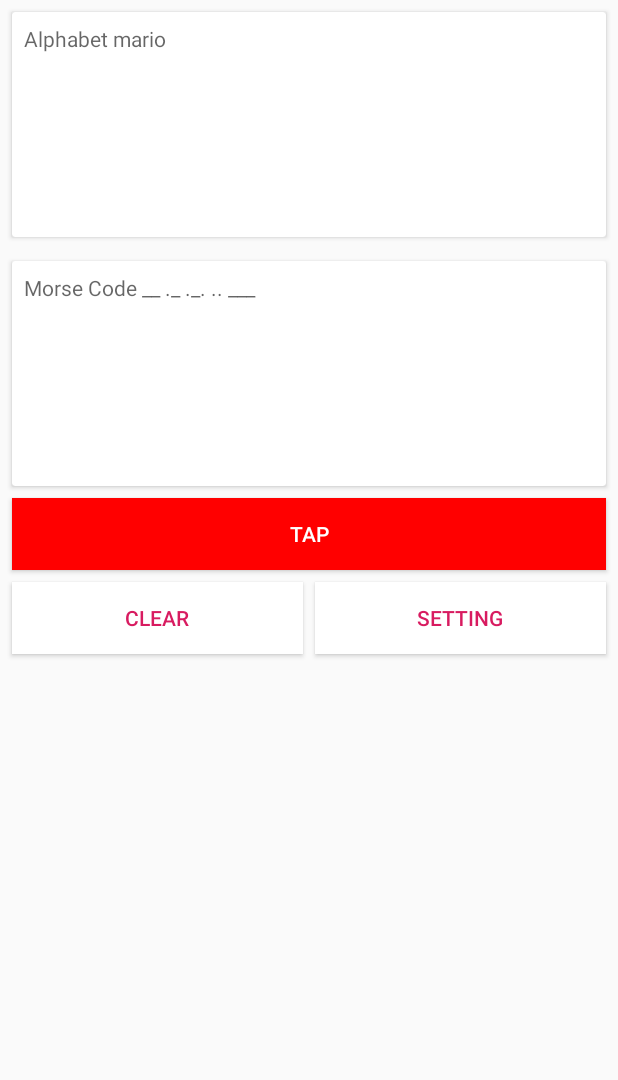
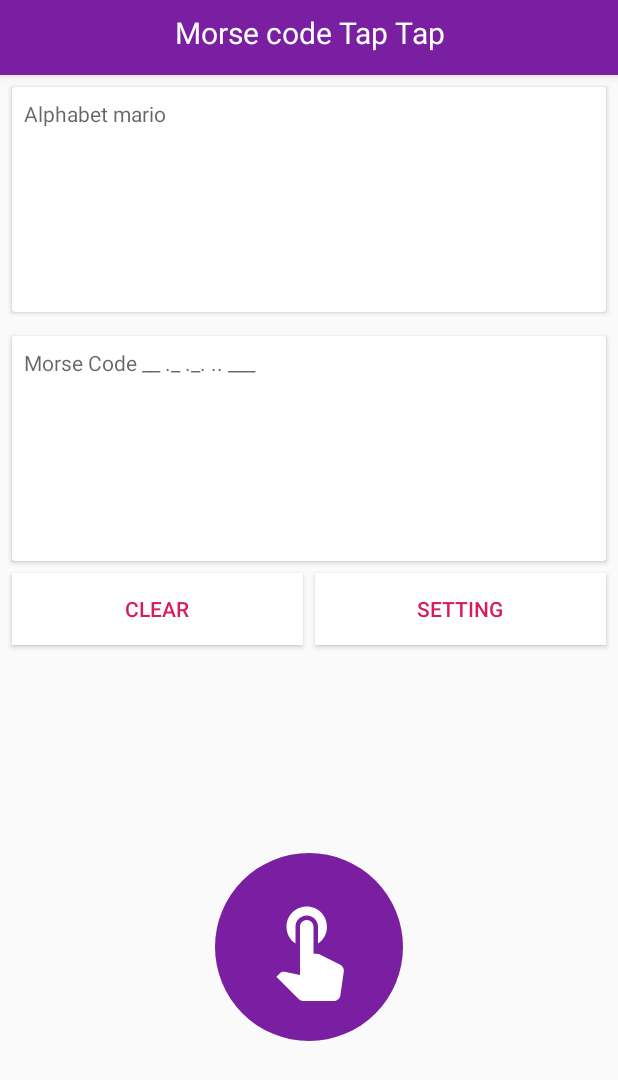
Before and after one commit to mjosephan2/TapMorseCode, an Android app: the screen it shows after launch (MainActivity), on a phone screen of 412 x 824 dp. Shown: the top 1080 px of the screen. Run offline under Robolectric (Android 15) with nearby library versions, the phone set to English and light mode, and no system bars.

Commit message:
Change UI a bit

```diff
--- a/app/src/main/java/fun/project/morsecode/MainActivity.java
+++ b/app/src/main/java/fun/project/morsecode/MainActivity.java
@@ -10,6 +10,7 @@ import android.util.Log;
 import android.view.MotionEvent;
 import android.view.View;
 import android.widget.Button;
+import android.widget.ImageButton;
 import android.widget.SeekBar;
 import android.widget.TextView;
 import android.widget.Toast;
@@ -42,8 +43,8 @@ public class MainActivity extends AppCompatActivity {
 
         result = findViewById(R.id.result);
         result_morse = findViewById(R.id.result_morse);
-        Button clear = findViewById(R.id.button2);
-        Button tap = findViewById(R.id.button);
+        Button clear = findViewById(R.id.clear);
+        ImageButton tap = findViewById(R.id.button);
         Button setting = findViewById(R.id.setting_button);
 
         setting.setOnClickListener(new View.OnClickListener() {
@@ -79,7 +80,6 @@ public class MainActivity extends AppCompatActivity {
                         Log.d(TAG, "onTouch: " + word_code);
                         result_morse.append("_");
                         System.out.println("Long Click has happened!");
-                        SimpleToast.show(MainActivity.this,"long Click", Toast.LENGTH_SHORT);
                         return false;
                     } else {
                         /* Implement short click behavior here or do nothing */
@@ -87,7 +87,6 @@ public class MainActivity extends AppCompatActivity {
                         result_morse.append(".");
                         Log.d(TAG, "onTouch: " + word_code);
                         System.out.println("Short Click has happened...");
-                        SimpleToast.show(MainActivity.this,"short Click", Toast.LENGTH_SHORT);
                         return false;
                     }
                 }
--- /dev/null
+++ b/app/src/main/res/drawable/ic_touch_app_white_24dp.xml
@@ -0,0 +1,5 @@
+<vector android:height="72dp" android:tint="#FFFFFF"
+    android:viewportHeight="24.0" android:viewportWidth="24.0"
+    android:width="72dp" xmlns:android="http://schemas.android.com/apk/res/android">
+    <path android:fillColor="#FF000000" android:pathData="M9,11.24L9,7.5C9,6.12 10.12,5 11.5,5S14,6.12 14,7.5v3.74c1.21,-0.81 2,-2.18 2,-3.74C16,5.01 13.99,3 11.5,3S7,5.01 7,7.5c0,1.56 0.79,2.93 2,3.74zM18.84,15.87l-4.54,-2.26c-0.17,-0.07 -0.35,-0.11 -0.54,-0.11L13,13.5v-6c0,-0.83 -0.67,-1.5 -1.5,-1.5S10,6.67 10,7.5v10.74l-3.43,-0.72c-0.08,-0.01 -0.15,-0.03 -0.24,-0.03 -0.31,0 -0.59,0.13 -0.79,0.33l-0.79,0.8 4.94,4.94c0.27,0.27 0.65,0.44 1.06,0.44h6.79c0.75,0 1.33,-0.55 1.44,-1.28l0.75,-5.27c0.01,-0.07 0.02,-0.14 0.02,-0.2 0,-0.62 -0.38,-1.16 -0.91,-1.38z"/>
+</vector>
--- a/app/src/main/res/drawable/selector_button.xml
+++ b/app/src/main/res/drawable/selector_button.xml
@@ -1,5 +1,5 @@
 <?xml version="1.0" encoding="utf-8"?>
 <selector xmlns:android="http://schemas.android.com/apk/res/android">
-    <item android:drawable="@color/colorAccent" android:state_pressed="true"/>
-    <item android:drawable="@color/colorSecondaryAccent"/>
+    <item android:drawable="@color/colorPrimary" android:state_pressed="true"/>
+    <item android:drawable="@color/colorPrimaryDark"/>
 </selector>
--- /dev/null
+++ b/app/src/main/res/drawable/selector_button_circle.xml
@@ -0,0 +1,15 @@
+<?xml version="1.0" encoding="utf-8"?>
+<selector xmlns:android="http://schemas.android.com/apk/res/android">
+    <item android:state_pressed="true">
+        <shape android:shape="oval">
+            <solid android:color="@color/colorPrimary"/>
+            <stroke android:color="@color/colorPrimaryDark"
+                android:width="10dp"/>
+        </shape>
+    </item>
+    <item>
+        <shape android:shape="oval">
+            <solid android:color="@color/colorPrimary"/>
+        </shape>
+    </item>
+</selector>
--- a/app/src/main/res/layout/main_activity.xml
+++ b/app/src/main/res/layout/main_activity.xml
@@ -1,5 +1,5 @@
 <?xml version="1.0" encoding="utf-8"?>
-<ScrollView
+<android.support.design.widget.CoordinatorLayout
     android:layout_height="match_parent"
     android:layout_width="match_parent"
     xmlns:android="http://schemas.android.com/apk/res/android"
@@ -8,21 +8,38 @@
 
     <android.support.constraint.ConstraintLayout
         android:layout_width="match_parent"
-        android:layout_height="wrap_content">
+        android:layout_height="match_parent">
 
-        <Button
+        <android.support.design.widget.AppBarLayout
+            android:id="@+id/appBarLayout"
+            android:layout_width="match_parent"
+            android:layout_height="50dp"
+            app:layout_constraintTop_toTopOf="parent">
+            <TextView
+                android:layout_width="match_parent"
+                android:layout_height="wrap_content"
+                android:layout_gravity="top"
+                android:textColor="@color/white"
+                android:gravity="center"
+                android:textSize="20sp"
+                android:padding="8dp"
+                android:text="Morse code Tap Tap"/>
+        </android.support.design.widget.AppBarLayout>
+
+        <ImageButton
             android:id="@+id/button"
-            android:layout_width="0dp"
-            android:layout_height="wrap_content"
-            android:layout_marginStart="8dp"
+            android:layout_width="125dp"
+            android:layout_height="125dp"
             android:layout_marginTop="8dp"
-            android:layout_marginEnd="8dp"
-            android:background="@drawable/selector_button"
-            android:text="Tap"
+            android:background="@drawable/selector_button_circle"
             android:textColor="@color/white"
+            android:textSize="20sp"
+            android:src="@drawable/ic_touch_app_white_24dp"
+            style="?android:attr/borderlessButtonStyle"
+            app:layout_constraintBottom_toBottomOf="parent"
             app:layout_constraintEnd_toEndOf="parent"
             app:layout_constraintStart_toStartOf="parent"
-            app:layout_constraintTop_toBottomOf="@+id/card_morse" />
+            app:layout_constraintTop_toBottomOf="@+id/clear" />
 
         <android.support.v7.widget.CardView
             android:id="@+id/card_alp"
@@ -34,18 +51,19 @@
             android:layout_marginBottom="8dp"
             app:layout_constraintBottom_toTopOf="@+id/card_morse"
             app:layout_constraintEnd_toEndOf="parent"
+            app:layout_constraintHorizontal_bias="0.0"
             app:layout_constraintStart_toStartOf="parent"
-            app:layout_constraintTop_toTopOf="parent">
+            app:layout_constraintTop_toBottomOf="@+id/appBarLayout">
 
             <TextView
                 android:id="@+id/result"
-                android:hint="Alphabet mario"
                 android:layout_width="match_parent"
                 android:layout_height="match_parent"
                 android:layout_marginStart="8dp"
                 android:layout_marginTop="8dp"
                 android:layout_marginEnd="8dp"
-                android:layout_marginBottom="8dp" />
+                android:layout_marginBottom="8dp"
+                android:hint="Alphabet mario" />
         </android.support.v7.widget.CardView>
 
         <android.support.v7.widget.CardView
@@ -61,17 +79,17 @@
 
             <TextView
                 android:id="@+id/result_morse"
-                android:hint="Morse Code __ ._ ._. .. ___"
                 android:layout_width="match_parent"
                 android:layout_height="match_parent"
                 android:layout_marginStart="8dp"
                 android:layout_marginTop="8dp"
                 android:layout_marginEnd="8dp"
-                android:layout_marginBottom="8dp" />
+                android:layout_marginBottom="8dp"
+                android:hint="Morse Code __ ._ ._. .. ___" />
         </android.support.v7.widget.CardView>
 
         <Button
-            android:id="@+id/button2"
+            android:id="@+id/clear"
             android:layout_width="0dp"
             android:layout_height="wrap_content"
             android:layout_marginStart="8dp"
@@ -81,9 +99,9 @@
             android:textColor="@color/colorAccent"
             app:layout_constraintEnd_toStartOf="@+id/setting_button"
             app:layout_constraintHorizontal_bias="0.5"
-            app:layout_constraintHorizontal_chainStyle="packed"
+            app:layout_constraintHorizontal_chainStyle="spread_inside"
             app:layout_constraintStart_toStartOf="parent"
-            app:layout_constraintTop_toBottomOf="@+id/button" />
+            app:layout_constraintTop_toBottomOf="@+id/card_morse" />
 
         <Button
             android:id="@+id/setting_button"
@@ -92,16 +110,15 @@
             android:layout_marginStart="8dp"
             android:layout_marginTop="8dp"
             android:layout_marginEnd="8dp"
-            android:layout_marginBottom="8dp"
             android:background="@drawable/selector_button_border"
             android:text="Setting"
+
             android:textColor="@color/colorAccent"
-            app:layout_constraintBottom_toBottomOf="parent"
             app:layout_constraintEnd_toEndOf="parent"
             app:layout_constraintHorizontal_bias="0.5"
-            app:layout_constraintStart_toEndOf="@+id/button2"
-            app:layout_constraintTop_toBottomOf="@+id/button" />
+            app:layout_constraintStart_toEndOf="@+id/clear"
+            app:layout_constraintTop_toBottomOf="@+id/card_morse" />
 
 
     </android.support.constraint.ConstraintLayout>
-</ScrollView>
+</android.support.design.widget.CoordinatorLayout>
--- a/app/src/main/res/mipmap-anydpi-v26/ic_launcher.xml
+++ b/app/src/main/res/mipmap-anydpi-v26/ic_launcher.xml
@@ -1,5 +1,5 @@
 <?xml version="1.0" encoding="utf-8"?>
 <adaptive-icon xmlns:android="http://schemas.android.com/apk/res/android">
     <background android:drawable="@color/ic_launcher_background"/>
-    <foreground android:drawable="@drawable/ic_launcher_foreground"/>
+    <foreground android:drawable="@drawable/ic_launcher_foreground_new"/>
 </adaptive-icon>
--- a/app/src/main/res/mipmap-anydpi-v26/ic_launcher_round.xml
+++ b/app/src/main/res/mipmap-anydpi-v26/ic_launcher_round.xml
@@ -1,5 +1,5 @@
 <?xml version="1.0" encoding="utf-8"?>
 <adaptive-icon xmlns:android="http://schemas.android.com/apk/res/android">
     <background android:drawable="@color/ic_launcher_background"/>
-    <foreground android:drawable="@drawable/ic_launcher_foreground"/>
+    <foreground android:drawable="@drawable/ic_launcher_foreground_new"/>
 </adaptive-icon>
--- a/app/src/main/res/values/colors.xml
+++ b/app/src/main/res/values/colors.xml
@@ -1,7 +1,8 @@
 <?xml version="1.0" encoding="utf-8"?>
 <resources>
-    <color name="colorPrimary">#008577</color>
-    <color name="colorPrimaryDark">#000000</color>
+    <color name="colorPrimary">#7b1fa2</color>
+    <color name="colorPrimaryLight">#ae52d4</color>
+    <color name="colorPrimaryDark">#4a0072</color>
     <color name="colorAccent">#D81B60</color>
     <color name="colorSecondaryAccent">#FF0000</color>
     <color name="white">#FFFFFF</color>
--- a/app/src/main/res/values/ic_launcher_background.xml
+++ b/app/src/main/res/values/ic_launcher_background.xml
@@ -1,4 +1,4 @@
 <?xml version="1.0" encoding="utf-8"?>
 <resources>
-    <color name="ic_launcher_background">#0009A6</color>
+    <color name="ic_launcher_background">#7b1fa2</color>
 </resources>
```
Also changed, not shown: app/src/main/res/drawable-v24/ic_launcher_foreground_new.xml (renamed from app/src/main/res/drawable-v24/ic_launcher_foreground.xml), app/src/main/res/drawable/ic_launcher_foreground_new.xml (renamed from app/src/main/res/drawable/ic_launcher_foreground.xml).
